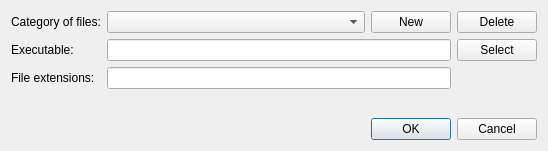
vlkv/reggata, file ui/externalappsdialog.ui: the form before one commit.
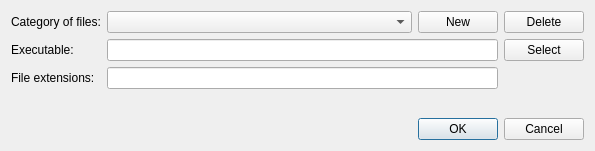
The form after the commit.

Patch:
```diff
--- a/ui/externalappsdialog.ui
+++ b/ui/externalappsdialog.ui
@@ -6,7 +6,7 @@
    <rect>
     <x>0</x>
     <y>0</y>
-    <width>548</width>
+    <width>595</width>
     <height>151</height>
    </rect>
   </property>
```
Left out of the diff: 17 changed lines with no effect on the pictures.
